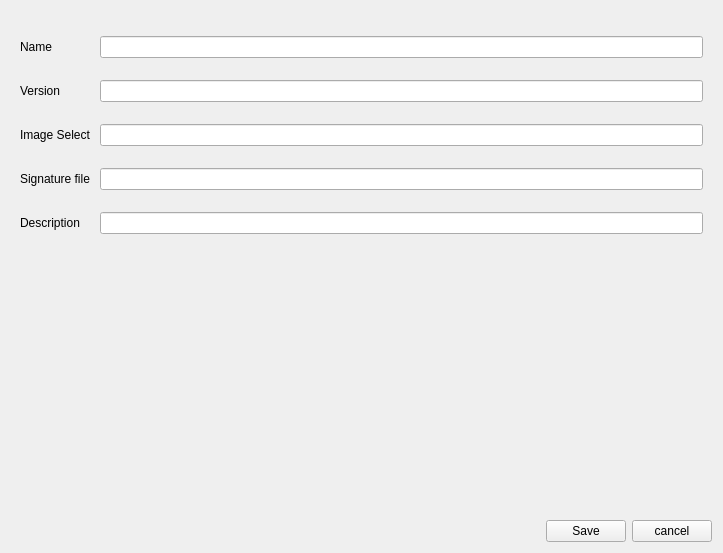
Qt form src/pages/image/image-operate-dialog.ui (openeuler-mirror/ks-scmc-gui) before a commit.
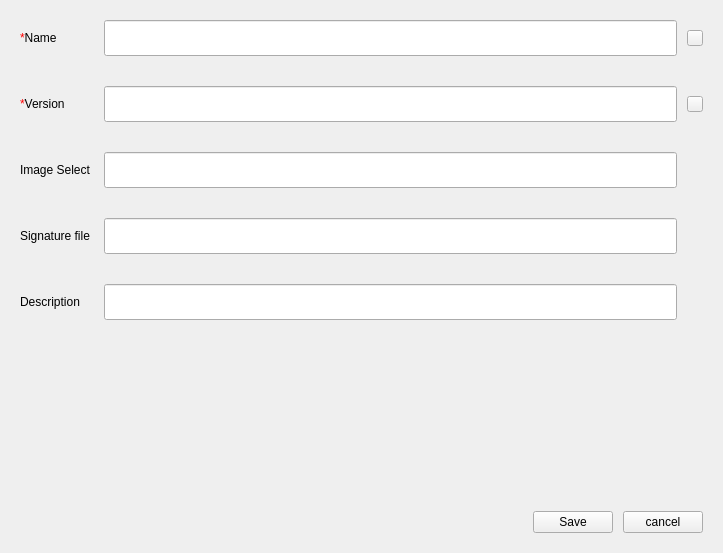
The same form after that commit.

Commit message:
fix(image):add tips and limit whemn operate image
- 操作镜像时添加提示和限制

The edit to the form file:
```diff
--- a/src/pages/image/image-operate-dialog.ui
+++ b/src/pages/image/image-operate-dialog.ui
@@ -14,6 +14,21 @@
    <string>Form</string>
   </property>
   <layout class="QVBoxLayout" name="verticalLayout_3">
+   <property name="spacing">
+    <number>0</number>
+   </property>
+   <property name="leftMargin">
+    <number>20</number>
+   </property>
+   <property name="topMargin">
+    <number>20</number>
+   </property>
+   <property name="rightMargin">
+    <number>20</number>
+   </property>
+   <property name="bottomMargin">
+    <number>20</number>
+   </property>
    <item>
     <widget class="QStackedWidget" name="stackedWidget">
      <property name="currentIndex">
@@ -21,109 +36,252 @@
      </property>
      <widget class="QWidget" name="pageImage">
       <layout class="QGridLayout" name="gridLayout">
-       <item row="0" column="1">
-        <widget class="QLineEdit" name="lineEditName"/>
+       <property name="leftMargin">
+        <number>0</number>
+       </property>
+       <property name="topMargin">
+        <number>0</number>
+       </property>
+       <property name="rightMargin">
+        <number>0</number>
+       </property>
+       <property name="bottomMargin">
+        <number>0</number>
+       </property>
+       <property name="horizontalSpacing">
+        <number>10</number>
+       </property>
+       <property name="verticalSpacing">
+        <number>5</number>
+       </property>
+       <item row="6" column="1">
+        <widget class="QLineEdit" name="lineEditImageSign">
+         <property name="minimumSize">
+          <size>
+           <width>0</width>
+           <height>36</height>
+          </size>
+         </property>
+         <property name="maximumSize">
+          <size>
+           <width>16777215</width>
+           <height>36</height>
+          </size>
+         </property>
+        </widget>
        </item>
-       <item row="3" column="0">
+       <item row="4" column="0">
+        <widget class="QLabel" name="labFile">
+         <property name="text">
+          <string>Image Select</string>
+         </property>
+        </widget>
+       </item>
+       <item row="8" column="0">
+        <widget class="QLabel" name="labDesc">
+         <property name="text">
+          <string>Description</string>
+         </property>
+        </widget>
+       </item>
+       <item row="2" column="1">
+        <widget class="QLineEdit" name="lineEditVersion">
+         <property name="minimumSize">
+          <size>
+           <width>0</width>
+           <height>36</height>
+          </size>
+         </property>
+         <property name="maximumSize">
+          <size>
+           <width>16777215</width>
+           <height>36</height>
+          </size>
+         </property>
+        </widget>
+       </item>
+       <item row="8" column="1">
+        <widget class="QLineEdit" name="lineEditDesc">
+         <property name="minimumSize">
+          <size>
+           <width>0</width>
+           <height>36</height>
+          </size>
+         </property>
+         <property name="maximumSize">
+          <size>
+           <width>16777215</width>
+           <height>36</height>
+          </size>
+         </property>
+        </widget>
+       </item>
+       <item row="7" column="1">
+        <widget class="QLabel" name="label_tip_sign">
+         <property name="minimumSize">
+          <size>
+           <width>0</width>
+           <height>20</height>
+          </size>
+         </property>
+         <property name="maximumSize">
+          <size>
+           <width>16777215</width>
+           <height>20</height>
+          </size>
+         </property>
+         <property name="text">
+          <string/>
+         </property>
+        </widget>
+       </item>
+       <item row="2" column="0">
+        <widget class="QLabel" name="labVersion">
+         <property name="text">
+          <string> &lt;font color=red&gt;*&lt;/font&gt;Version</string>
+         </property>
+        </widget>
+       </item>
+       <item row="5" column="1">
+        <widget class="QLabel" name="label_tip_image">
+         <property name="minimumSize">
+          <size>
+           <width>0</width>
+           <height>20</height>
+          </size>
+         </property>
+         <property name="maximumSize">
+          <size>
+           <width>16777215</width>
+           <height>20</height>
+          </size>
+         </property>
+         <property name="text">
+          <string/>
+         </property>
+        </widget>
+       </item>
+       <item row="1" column="1">
+        <widget class="QLabel" name="label_tip_name">
+         <property name="minimumSize">
+          <size>
+           <width>0</width>
+           <height>20</height>
+          </size>
+         </property>
+         <property name="maximumSize">
+          <size>
+           <width>16777215</width>
+           <height>20</height>
+          </size>
+         </property>
+         <property name="text">
+          <string/>
+         </property>
+        </widget>
+       </item>
+       <item row="6" column="0">
         <widget class="QLabel" name="labSign">
          <property name="text">
           <string>Signature file </string>
          </property>
         </widget>
        </item>
-       <item row="4" column="1">
-        <widget class="QLineEdit" name="lineEditDesc"/>
-       </item>
        <item row="0" column="0">
         <widget class="QLabel" name="labName">
          <property name="text">
-          <string>Name</string>
+          <string> &lt;font color=red&gt;*&lt;/font&gt;Name</string>
          </property>
         </widget>
        </item>
-       <item row="2" column="1">
-        <widget class="QLineEdit" name="lineEditImageFile"/>
-       </item>
-       <item row="3" column="1">
-        <widget class="QLineEdit" name="lineEditImageSign"/>
-       </item>
-       <item row="1" column="0">
-        <widget class="QLabel" name="labVersion">
-         <property name="text">
-          <string>Version</string>
+       <item row="0" column="2">
+        <widget class="QToolButton" name="btn_tip_name">
+         <property name="minimumSize">
+          <size>
+           <width>16</width>
+           <height>16</height>
+          </size>
          </property>
-        </widget>
-       </item>
-       <item row="4" column="0">
-        <widget class="QLabel" name="labDesc">
-         <property name="text">
-          <string>Description</string>
+         <property name="maximumSize">
+          <size>
+           <width>16</width>
+           <height>16</height>
+          </size>
          </property>
-        </widget>
-       </item>
-       <item row="2" column="0">
-        <widget class="QLabel" name="labFile">
          <property name="text">
-          <string>Image Select</string>
+          <string/>
          </property>
         </widget>
        </item>
-       <item row="1" column="1">
-        <widget class="QLineEdit" name="lineEditVersion"/>
-       </item>
-      </layout>
-     </widget>
-     <widget class="QWidget" name="pageUpdate">
-      <layout class="QGridLayout" name="gridLayout_2">
-       <item row="0" column="0">
-        <widget class="QLabel" name="labUpdateName">
+       <item row="2" column="2">
+        <widget class="QToolButton" name="btn_tip_version">
+         <property name="minimumSize">
+          <size>
+           <width>16</width>
+           <height>16</height>
+          </size>
+         </property>
+         <property name="maximumSize">
+          <size>
+           <width>16</width>
+           <height>16</height>
+          </size>
+         </property>
          <property name="text">
-          <string>Name</string>
+          <string/>
          </property>
         </widget>
        </item>
        <item row="0" column="1">
-        <widget class="QLineEdit" name="updateName"/>
-       </item>
-       <item row="1" column="0">
-        <widget class="QLabel" name="labUpdateVer">
-         <property name="text">
-          <string>Version</string>
+        <widget class="QLineEdit" name="lineEditName">
+         <property name="minimumSize">
+          <size>
+           <width>0</width>
+           <height>36</height>
+          </size>
          </property>
-        </widget>
-       </item>
-       <item row="2" column="0">
-        <widget class="QLabel" name="labUpdateSelect">
-         <property name="text">
-          <string>Image Select</string>
-         </property>
-        </widget>
-       </item>
-       <item row="2" column="1">
-        <widget class="QLineEdit" name="updateSelect"/>
-       </item>
-       <item row="3" column="0">
-        <widget class="QLabel" name="labUpdateSign">
-         <property name="text">
-          <string>Signature file </string>
-         </property>
-        </widget>
-       </item>
-       <item row="3" column="1">
-        <widget class="QLineEdit" name="updateSign"/>
-       </item>
-       <item row="4" column="0">
-        <widget class="QLabel" name="labUpdateDesc">
-         <property name="text">
-          <string>Description</string>
+         <property name="maximumSize">
+          <size>
+           <width>16777215</width>
+           <height>36</height>
+          </size>
          </property>
         </widget>
        </item>
        <item row="4" column="1">
-        <widget class="QLineEdit" name="updateDesc"/>
+        <widget class="QLineEdit" name="lineEditImageFile">
+         <property name="minimumSize">
+          <size>
+           <width>0</width>
+           <height>36</height>
+          </size>
+         </property>
+         <property name="maximumSize">
+          <size>
+           <width>16777215</width>
+           <height>36</height>
+          </size>
+         </property>
+        </widget>
        </item>
-       <item row="1" column="1">
-        <widget class="QComboBox" name="updateVersion"/>
+       <item row="3" column="1">
+        <widget class="QLabel" name="label_tip_version">
+         <property name="minimumSize">
+          <size>
+           <width>0</width>
+           <height>20</height>
+          </size>
+         </property>
+         <property name="maximumSize">
+          <size>
+           <width>16777215</width>
+           <height>20</height>
+          </size>
+         </property>
+         <property name="text">
+          <string/>
+         </property>
+        </widget>
        </item>
       </layout>
      </widget>
@@ -190,6 +348,9 @@
    </item>
    <item>
     <layout class="QHBoxLayout" name="horizontalLayout_15">
+     <property name="spacing">
+      <number>10</number>
+     </property>
      <item>
       <spacer name="horizontalSpacer">
        <property name="orientation">
```
Left out of the diff: 71 changed lines with no effect on the pictures. The commit also changes 4 other files.
